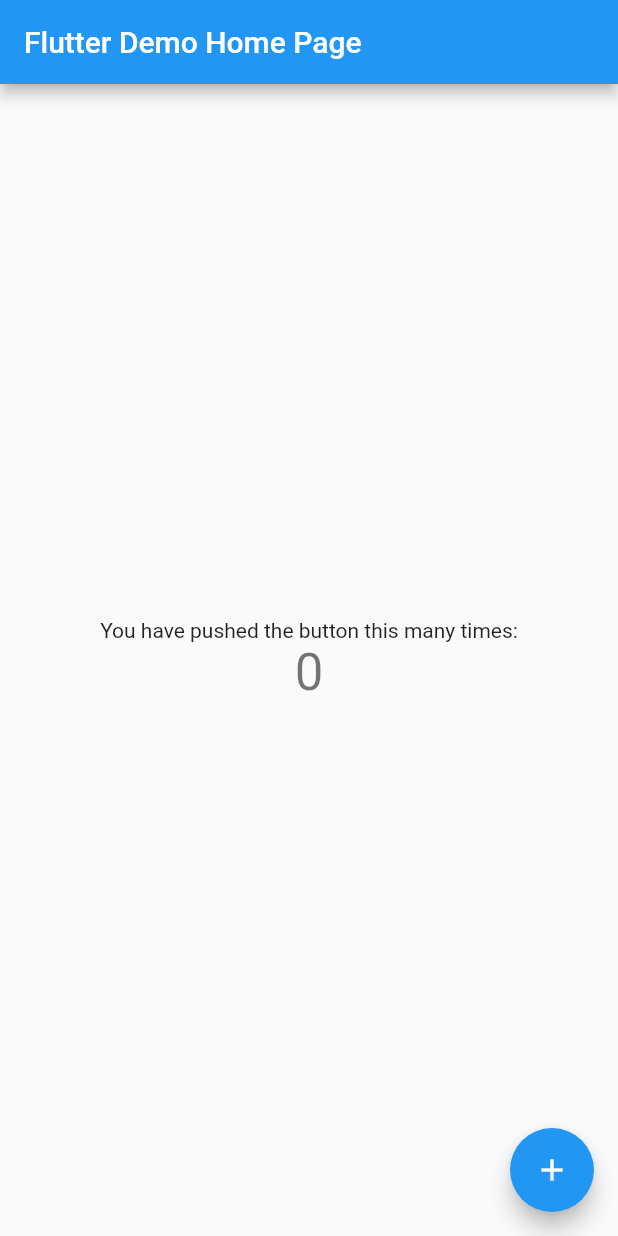
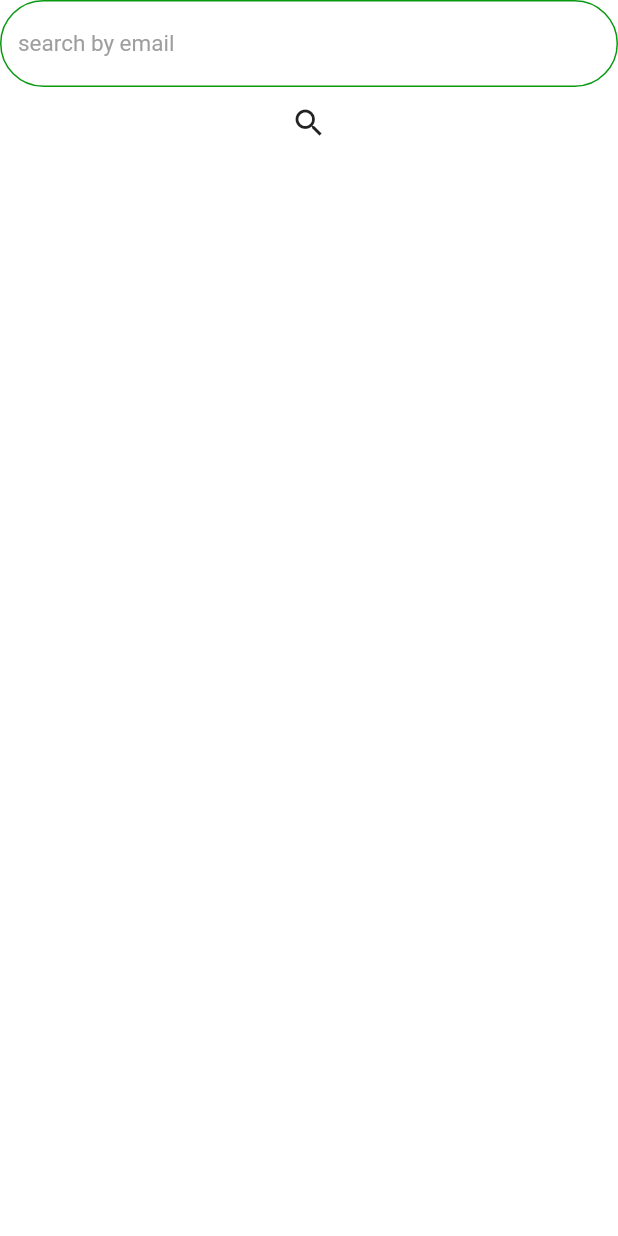
Before and after one commit to M-salah-8/hanafi_inn, a Flutter app: the screen it shows after launch, on a phone screen of 412 x 824 dp. Run offline on Flutter 3.47's test engine with Material 2 defaults, Android fonts, the phone set to English and light mode, and no system bars; our stand-ins replace auto_route, bloc, dartz, flutter_bloc, freezed_annotation, get_it and 1 more.

Commit message:
start ui

```diff
--- a/lib/application/country/country_list_bloc.dart
+++ b/lib/application/country/country_list_bloc.dart
@@ -2,11 +2,13 @@
 import 'package:freezed_annotation/freezed_annotation.dart';
 import 'package:hanafi_inn/domain/country/country.dart';
 import 'package:hanafi_inn/domain/country/i_country_repository.dart';
+import 'package:injectable/injectable.dart';
 
 part 'country_list_bloc.freezed.dart';
 part 'country_list_event.dart';
 part 'country_list_state.dart';
 
+@injectable
 class CountryListBloc extends Bloc<CountryListEvent, CountryListState> {
   final ICountryRepository _countryRepository;
   CountryListBloc(this._countryRepository)
--- a/lib/application/holiday/holiday_list_bloc.dart
+++ b/lib/application/holiday/holiday_list_bloc.dart
@@ -2,11 +2,13 @@
 import 'package:freezed_annotation/freezed_annotation.dart';
 import 'package:hanafi_inn/domain/country/i_country_repository.dart';
 import 'package:hanafi_inn/domain/holiday/holiday.dart';
+import 'package:injectable/injectable.dart';
 
 part 'holiday_list_bloc.freezed.dart';
 part 'holiday_list_event.dart';
 part 'holiday_list_state.dart';
 
+@injectable
 class HolidayListBloc extends Bloc<HolidayListEvent, HolidayListState> {
   final ICountryRepository _countryRepository;
   HolidayListBloc(this._countryRepository)
@@ -18,8 +20,8 @@
       holidaysListorFailure.fold(
           (l) =>
               // TODO failures
-              HolidayListState.loadFailure(),
-          (r) => HolidayListState.loadSuccess(r));
+              emit(HolidayListState.loadFailure()),
+          (r) => emit(HolidayListState.loadSuccess(r)));
     });
   }
 }
--- a/lib/infrastructure/country_repository.dart
+++ b/lib/infrastructure/country_repository.dart
@@ -6,7 +6,9 @@
 import 'package:hanafi_inn/domain/holiday/holiday.dart';
 import 'package:hanafi_inn/infrastructure/dto.dart';
 import 'package:http/http.dart';
+import 'package:injectable/injectable.dart';
 
+@LazySingleton(as: ICountryRepository)
 class CountryRepository extends ICountryRepository {
   @override
   Future<Either<String, List<Country>>> getCountrysList() async {
--- /dev/null
+++ b/lib/injection.dart
@@ -0,0 +1,11 @@
+import 'package:get_it/get_it.dart';
+import 'package:injectable/injectable.dart';
+
+import 'injection.config.dart';
+
+final GetIt getIt = GetIt.instance;
+
+@injectableInit
+void configureInjection(String env) {
+  $initGetIt(getIt, environment: env);
+}
--- a/lib/main.dart
+++ b/lib/main.dart
@@ -1,70 +1,10 @@
 import 'package:flutter/material.dart';
-import 'package:hanafi_inn/infrastructure/country_repository.dart';
+import 'package:hanafi_inn/injection.dart';
+import 'package:hanafi_inn/presentation/app_widget.dart';
+import 'package:injectable/injectable.dart';
 
 void main() {
-  runApp(const MyApp());
+  // WidgetsFlutterBinding.ensureInitialized();
+  configureInjection(Environment.prod);
+  runApp(AppWidget());
 }
-
-class MyApp extends StatelessWidget {
-  const MyApp({Key? key}) : super(key: key);
-
-  @override
-  Widget build(BuildContext context) {
-    CountryRepository list = CountryRepository();
-    list.getHolidays('SD');
-    return MaterialApp(
-      title: 'Flutter Demo',
-      theme: ThemeData(
-        primarySwatch: Colors.blue,
-      ),
-      home: const MyHomePage(title: 'Flutter Demo Home Page'),
-    );
-  }
-}
-
-class MyHomePage extends StatefulWidget {
-  const MyHomePage({Key? key, required this.title}) : super(key: key);
-
-  final String title;
-
-  @override
-  State<MyHomePage> createState() => _MyHomePageState();
-}
-
-class _MyHomePageState extends State<MyHomePage> {
-  int _counter = 0;
-
-  void _incrementCounter() {
-    setState(() {
-      _counter++;
-    });
-  }
-
-  @override
-  Widget build(BuildContext context) {
-    return Scaffold(
-      appBar: AppBar(
-        title: Text(widget.title),
-      ),
-      body: Center(
-        child: Column(
-          mainAxisAlignment: MainAxisAlignment.center,
-          children: <Widget>[
-            const Text(
-              'You have pushed the button this many times:',
-            ),
-            Text(
-              '$_counter',
-              style: Theme.of(context).textTheme.headline4,
-            ),
-          ],
-        ),
-      ),
-      floatingActionButton: FloatingActionButton(
-        onPressed: _incrementCounter,
-        tooltip: 'Increment',
-        child: const Icon(Icons.add),
-      ),
-    );
-  }
-}
--- /dev/null
+++ b/lib/presentation/app_widget.dart
@@ -0,0 +1,104 @@
+import 'package:flutter/material.dart';
+import 'package:flutter_bloc/flutter_bloc.dart';
+import 'package:hanafi_inn/application/country/country_list_bloc.dart';
+import 'package:hanafi_inn/application/holiday/holiday_list_bloc.dart';
+import 'package:hanafi_inn/injection.dart';
+
+import 'routes/router.gr.dart';
+
+class AppWidget extends StatelessWidget {
+  AppWidget({Key? key}) : super(key: key);
+  final _appRouter = AppRouter();
+
+  @override
+  Widget build(BuildContext context) {
+    return MultiBlocProvider(
+      providers: [
+        BlocProvider(create: (context) => getIt<HolidayListBloc>()),
+        BlocProvider(create: (context) => getIt<CountryListBloc>()),
+      ],
+      child: MaterialApp.router(
+        // debugShowCheckedModeBanner: false,
+        theme: ThemeData.light().copyWith(
+            primaryColor: const Color.fromARGB(255, 9, 153, 17),
+            scaffoldBackgroundColor: Colors.white,
+            appBarTheme: const AppBarTheme(
+                centerTitle: true,
+                backgroundColor: Colors.transparent,
+                elevation: 0),
+            floatingActionButtonTheme: const FloatingActionButtonThemeData(
+                elevation: 0,
+                backgroundColor: Colors.transparent,
+                extendedPadding: EdgeInsets.all(0)),
+            cardTheme: CardTheme(
+              elevation: 0,
+              // color: const Color.fromARGB(255, 100, 12, 116),
+              shape: RoundedRectangleBorder(
+                side: const BorderSide(
+                    color: Color.fromARGB(255, 9, 153, 17), width: 2),
+                borderRadius: BorderRadius.circular(30),
+              ),
+            ),
+            dialogTheme: DialogTheme(
+                titleTextStyle: const TextStyle(
+                    fontSize: 20, color: Color.fromARGB(255, 9, 153, 17)),
+                elevation: 0,
+                shape: RoundedRectangleBorder(
+                  side: const BorderSide(
+                      color: Color.fromARGB(255, 9, 153, 17), width: 2),
+                  borderRadius: BorderRadius.circular(30),
+                )),
+            inputDecorationTheme: InputDecorationTheme(
+              hintStyle: const TextStyle(fontSize: 15, color: Colors.grey),
+              labelStyle: const TextStyle(fontSize: 15, color: Colors.black),
+              suffixStyle: const TextStyle(fontSize: 15, color: Colors.black),
+              hoverColor: const Color.fromARGB(255, 9, 153, 17),
+              fillColor: const Color.fromARGB(255, 9, 153, 17),
+              focusedBorder: OutlineInputBorder(
+                borderSide: const BorderSide(
+                    width: 3, color: Color.fromARGB(255, 9, 153, 17)),
+                borderRadius: BorderRadius.circular(30),
+              ),
+              enabledBorder: OutlineInputBorder(
+                borderSide:
+                    const BorderSide(color: Color.fromARGB(255, 9, 153, 17)),
+                borderRadius: BorderRadius.circular(30),
+              ),
+              border: OutlineInputBorder(
+                borderSide:
+                    const BorderSide(color: Color.fromARGB(255, 9, 153, 17)),
+                borderRadius: BorderRadius.circular(30),
+              ),
+            ),
+            popupMenuTheme: PopupMenuThemeData(
+                shape: RoundedRectangleBorder(
+              side: const BorderSide(
+                  color: Color.fromARGB(255, 9, 153, 17), width: 2),
+              borderRadius: BorderRadius.circular(30),
+            )),
+            textTheme: const TextTheme(
+                displaySmall: TextStyle(fontSize: 10, color: Colors.black),
+                displayMedium: TextStyle(fontSize: 15, color: Colors.black),
+                displayLarge: TextStyle(
+                    fontSize: 20,
+                    color: Color.fromARGB(255, 9, 153, 17),
+                    fontWeight: FontWeight.bold),
+                titleSmall: TextStyle(
+                    fontSize: 20, letterSpacing: 1.5, color: Colors.black),
+                titleMedium: TextStyle(
+                    fontSize: 30,
+                    letterSpacing: 1.5,
+                    fontWeight: FontWeight.bold,
+                    color: Color.fromARGB(255, 9, 153, 17)),
+                titleLarge: TextStyle(
+                  fontSize: 40,
+                  letterSpacing: 1.5,
+                  color: Color.fromARGB(255, 9, 153, 17),
+                ))),
+        routeInformationParser: _appRouter.defaultRouteParser(),
+        routerDelegate: _appRouter.delegate(),
+        title: 'Hanafi Inn',
+      ),
+    );
+  }
+}
--- /dev/null
+++ b/lib/presentation/holidays/holidays_page.dart
@@ -0,0 +1,13 @@
+import 'package:flutter/material.dart';
+import 'package:hanafi_inn/presentation/holidays/widgets/holidays_list.dart';
+
+class HolidaysPage extends StatelessWidget {
+  const HolidaysPage({Key? key}) : super(key: key);
+
+  @override
+  Widget build(BuildContext context) {
+    return Scaffold(
+      body: HolidaysList(),
+    );
+  }
+}
--- /dev/null
+++ b/lib/presentation/holidays/widgets/holidays_list.dart
@@ -0,0 +1,27 @@
+import 'package:flutter/material.dart';
+import 'package:flutter_bloc/flutter_bloc.dart';
+import 'package:hanafi_inn/application/holiday/holiday_list_bloc.dart';
+
+class HolidaysList extends StatelessWidget {
+  const HolidaysList({Key? key}) : super(key: key);
+
+  @override
+  Widget build(BuildContext context) {
+    return BlocBuilder<HolidayListBloc, HolidayListState>(
+      builder: (context, state) {
+        return state.maybeMap(loadSuccess: (e) {
+          return ListView.builder(
+            itemCount: e.holidays.length,
+            itemBuilder: (context, index) {
+              return Card(
+                child: Text(e.holidays[index].name),
+              );
+            },
+          );
+        }, orElse: () {
+          return Container();
+        });
+      },
+    );
+  }
+}
--- /dev/null
+++ b/lib/presentation/routes/router.dart
@@ -0,0 +1,13 @@
+import 'package:auto_route/annotations.dart';
+import 'package:hanafi_inn/presentation/holidays/holidays_page.dart';
+import 'package:hanafi_inn/presentation/search/search_page.dart';
+
+@MaterialAutoRouter(
+  replaceInRouteName: 'Page,Route',
+  preferRelativeImports: true,
+  routes: <AutoRoute>[
+    AutoRoute(page: SearchPage, initial: true),
+    AutoRoute(page: HolidaysPage),
+  ],
+)
+class $AppRouter {}
--- /dev/null
+++ b/lib/presentation/search/search_page.dart
@@ -0,0 +1,14 @@
+import 'package:flutter/material.dart';
+
+import 'widgets/search_body.dart';
+
+class SearchPage extends StatelessWidget {
+  const SearchPage({Key? key}) : super(key: key);
+
+  @override
+  Widget build(BuildContext context) {
+    return Scaffold(
+      body: SearchBody(),
+    );
+  }
+}
--- /dev/null
+++ b/lib/presentation/search/widgets/search_body.dart
@@ -0,0 +1,50 @@
+import 'package:auto_route/auto_route.dart';
+import 'package:flutter/material.dart';
+import 'package:flutter_bloc/flutter_bloc.dart';
+import 'package:hanafi_inn/application/holiday/holiday_list_bloc.dart';
+import 'package:hanafi_inn/presentation/routes/router.gr.dart';
+
+class SearchBody extends StatelessWidget {
+  const SearchBody({Key? key}) : super(key: key);
+
+  @override
+  Widget build(BuildContext context) {
+    String code = 'empty';
+    search(BuildContext context) {
+      BlocProvider.of<HolidayListBloc>(context)
+          .add(HolidayListEvent.getList(code));
+    }
+
+    return BlocListener<HolidayListBloc, HolidayListState>(
+      listener: (context, state) {
+        state.maybeMap(loadSuccess: (e) {
+          context.router.push(const HolidaysRoute());
+        }, loadFailure: (e) {
+          Container();
+        }, orElse: () {
+          print('=================================5');
+        });
+      },
+      child: Center(
+        child: Column(
+          children: [
+            TextField(
+              style: Theme.of(context).textTheme.displayMedium,
+              decoration: const InputDecoration(
+                  hintText: 'search by email', counterText: ''),
+              onChanged: (value) {
+                code = value;
+              },
+            ),
+            IconButton(
+              onPressed: () {
+                search(context);
+              },
+              icon: const Icon(Icons.search),
+            )
+          ],
+        ),
+      ),
+    );
+  }
+}
--- a/pubspec.yaml
+++ b/pubspec.yaml
@@ -38,6 +38,9 @@
   flutter_bloc: ^8.0.1
   dartz: ^0.10.1
   http: ^0.13.4
+  auto_route: ^3.2.4
+  injectable: ^1.5.3
+  get_it: ^7.2.0
 
 dev_dependencies:
   flutter_test:
@@ -51,6 +54,8 @@
   flutter_lints: ^1.0.0
   build_runner: ^2.1.11
   json_serializable: ^6.2.0
+  injectable_generator: ^1.5.3
+  auto_route_generator: ^3.2.0
 
 # For information on the generic Dart part of this file, see the
 # following page: https://dart.dev/tools/pub/pubspec
```
Also changed, not shown: lib/injection.config.dart (added), lib/presentation/routes/router.gr.dart (added), pubspec.lock.
